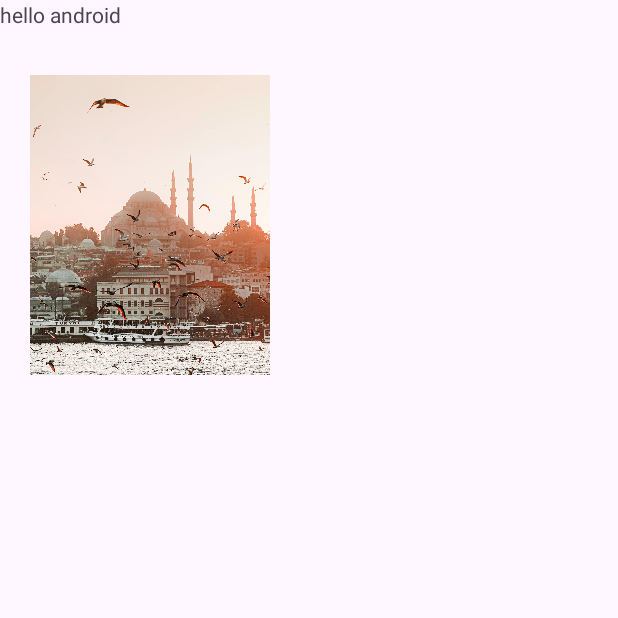
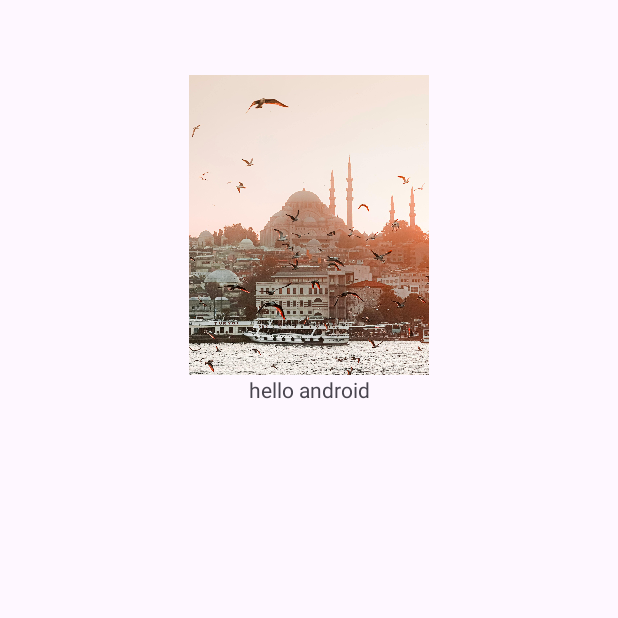
Before and after one commit to eliffvural/KotlinLab, an Android app: the screen it shows after launch (MainActivity), on a phone screen of 412 x 824 dp, the top half of it. Run offline under Robolectric (Android 15) with nearby library versions, the phone set to English and light mode, and no system bars.

Commit message:
constraints commits

```diff
--- a/app/src/main/res/layout/activity_main.xml
+++ b/app/src/main/res/layout/activity_main.xml
@@ -12,16 +12,20 @@
         android:layout_width="wrap_content"
         android:layout_height="wrap_content"
         android:text="hello android"
-        tools:layout_editor_absoluteX="166dp"
-        tools:layout_editor_absoluteY="344dp" />
+        app:layout_constraintEnd_toEndOf="@+id/imageView"
+        app:layout_constraintStart_toStartOf="@+id/imageView"
+        app:layout_constraintTop_toBottomOf="@+id/imageView" />
 
     <ImageView
         android:id="@+id/imageView"
         android:layout_width="200dp"
         android:layout_height="200dp"
+        android:layout_marginStart="110dp"
         android:layout_marginTop="50dp"
+        android:layout_marginEnd="110dp"
+        app:layout_constraintEnd_toEndOf="parent"
+        app:layout_constraintStart_toStartOf="parent"
         app:layout_constraintTop_toTopOf="parent"
-        app:srcCompat="@drawable/istanbul"
-        tools:layout_editor_absoluteX="106dp" />
+        app:srcCompat="@drawable/istanbul" />
 
 </androidx.constraintlayout.widget.ConstraintLayout>
```
